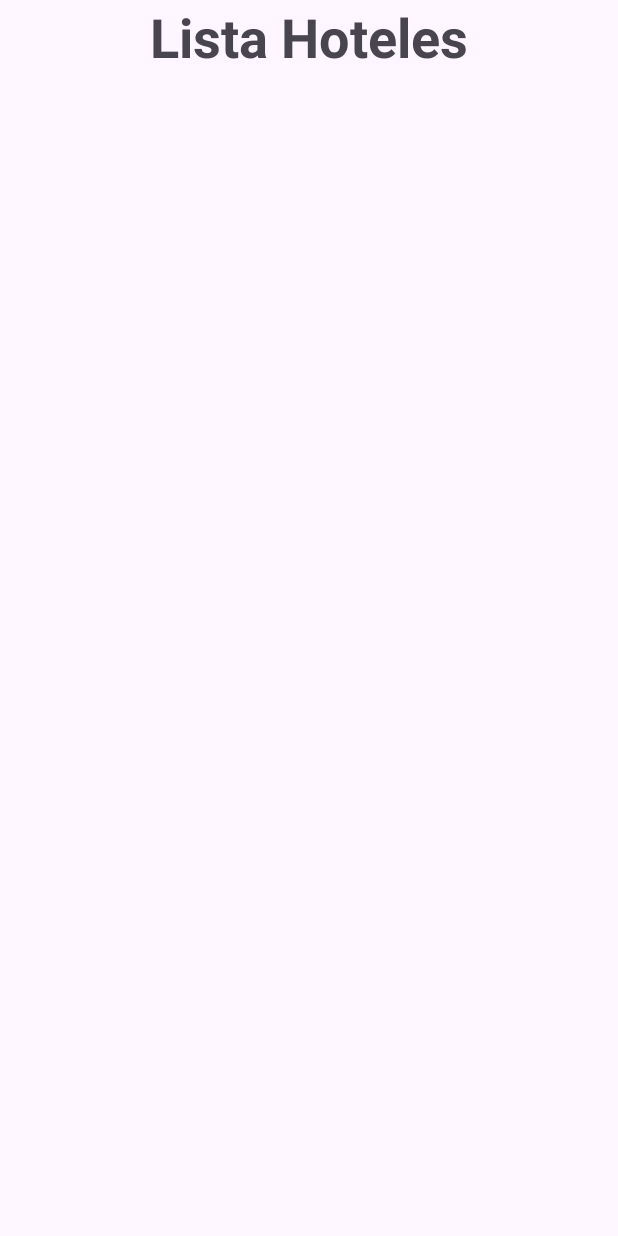
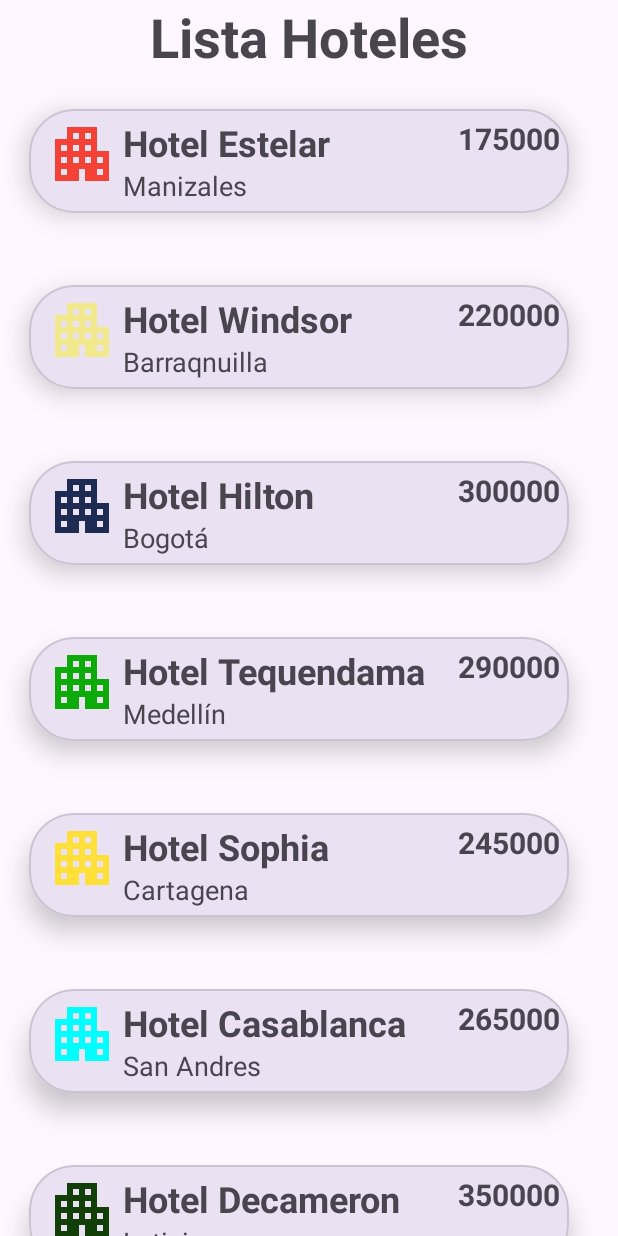
Before and after one commit to luispipe/RecyclerViewExample_04, an Android app: the screen it shows after launch (MainActivity), on a phone screen of 412 x 824 dp. Run offline under Robolectric (Android 15) with nearby library versions, the phone set to English and light mode, and no system bars.

Commit message:
Commit 2

```diff
--- a/app/build.gradle
+++ b/app/build.gradle
@@ -36,4 +36,7 @@ dependencies {
     testImplementation 'junit:junit:4.13.2'
     androidTestImplementation 'androidx.test.ext:junit:1.1.5'
     androidTestImplementation 'androidx.test.espresso:espresso-core:3.5.1'
+
+    implementation 'androidx.recyclerview:recyclerview:1.3.0'
+
 }
--- /dev/null
+++ b/app/src/main/java/com/example/recyclerviewexample_04/ItemAdapter.java
@@ -0,0 +1,69 @@
+package com.example.recyclerviewexample_04;
+
+import android.content.Context;
+import android.graphics.Color;
+import android.view.LayoutInflater;
+import android.view.View;
+import android.view.ViewGroup;
+import android.widget.ImageView;
+import android.widget.TextView;
+import androidx.annotation.NonNull;
+import androidx.recyclerview.widget.RecyclerView;
+import java.util.List;
+
+public class ItemAdapter extends RecyclerView.Adapter<ItemAdapter.ViewHolder> {
+
+    private List<Item> data;
+
+    private LayoutInflater inflater;
+
+    private Context context;
+
+    public ItemAdapter(List<Item> data, Context context) {
+        this.data = data;
+        this.inflater= LayoutInflater.from(context);
+        this.context = context;
+    }
+
+    @NonNull
+    @Override
+    public ItemAdapter.ViewHolder onCreateViewHolder(@NonNull ViewGroup parent, int viewType) {
+        View view= inflater.inflate(R.layout.item,null);
+        return new ItemAdapter.ViewHolder(view);
+    }
+
+    @Override
+    public void onBindViewHolder(@NonNull ItemAdapter.ViewHolder holder, int position) {
+            holder.bindData(data.get(position));
+    }
+
+    @Override
+    public int getItemCount() {
+        return data.size();
+    }
+
+    public void setItem(List<Item>items){
+        data=items;
+    }
+
+    public class ViewHolder extends RecyclerView.ViewHolder{
+        ImageView icon;
+        TextView name,city,value;
+
+        public ViewHolder(View itemView){
+            super(itemView);
+            this.icon= itemView.findViewById(R.id.ivItem);
+            this.name=itemView.findViewById(R.id.tvItemName);
+            this.city=itemView.findViewById(R.id.tvItemCity);
+            this.value=itemView.findViewById(R.id.tvItemPrice);
+        }
+
+        void bindData(final Item item){
+            icon.setColorFilter(Color.parseColor(item.getColor()));
+            name.setText(item.getName());
+            city.setText(item.getCity());
+            value.setText(item.getValue()+"");
+        }
+    }
+
+}
--- a/app/src/main/java/com/example/recyclerviewexample_04/MainActivity.java
+++ b/app/src/main/java/com/example/recyclerviewexample_04/MainActivity.java
@@ -1,14 +1,44 @@
 package com.example.recyclerviewexample_04;
 
 import androidx.appcompat.app.AppCompatActivity;
+import androidx.recyclerview.widget.LinearLayoutManager;
+import androidx.recyclerview.widget.RecyclerView;
 
 import android.os.Bundle;
 
+import java.util.ArrayList;
+import java.util.List;
+
 public class MainActivity extends AppCompatActivity {
+
+    List<Item> list=new ArrayList<>();
 
     @Override
     protected void onCreate(Bundle savedInstanceState) {
         super.onCreate(savedInstanceState);
         setContentView(R.layout.activity_main);
+
+        listConstructor();
+    }
+
+
+    public void listConstructor(){
+        list.add(new Item("Hotel Estelar","Manizales","#FFF44336",175000));
+        list.add(new Item("Hotel Windsor","Barraqnuilla","#f2e98d",220000));
+        list.add(new Item("Hotel Hilton","Bogotá","#1e2c53",300000));
+        list.add(new Item("Hotel Tequendama","Medellín","#0cab0a", 290000));
+        list.add(new Item("Hotel Sophia","Cartagena","#ffe038",245000));
+        list.add(new Item("Hotel Casablanca","San Andres","#00feff",265000));
+        list.add(new Item("Hotel Decameron","Leticia","#123e07",350000));
+
+        init();
+    }
+
+    public void init(){
+        ItemAdapter itemAdapter= new ItemAdapter(list,this);
+        RecyclerView recyclerView=findViewById(R.id.rvItems);
+        recyclerView.setHasFixedSize(true);
+        recyclerView.setLayoutManager(new LinearLayoutManager(this));
+        recyclerView.setAdapter(itemAdapter);
     }
 }
```
